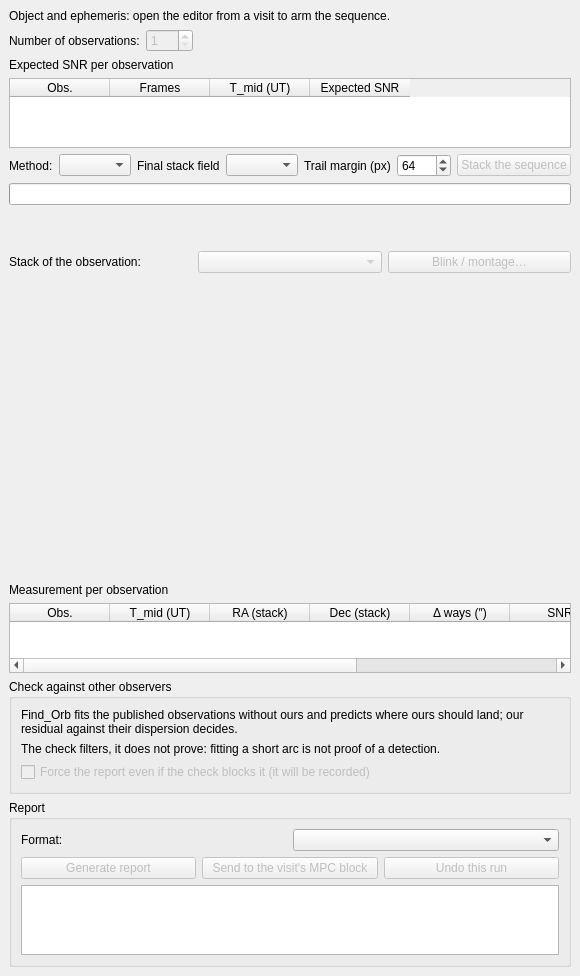
Before: the Qt Designer form nightscribe/gui/ui/ufe_trackstack_tab.ui in irydeo/nightscribe, drawn with Qt 5.
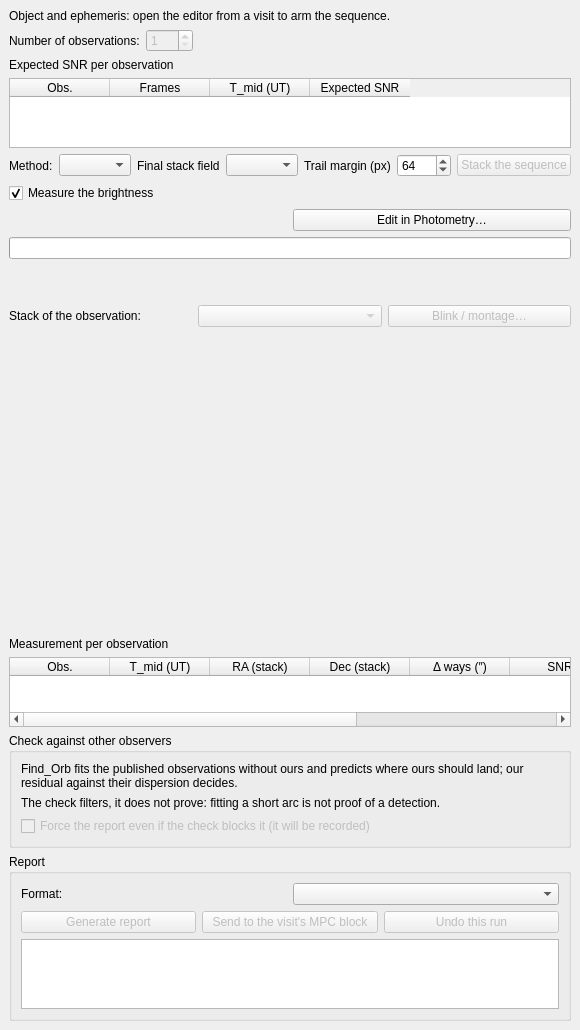
After: the same form once the commit is applied.

Commit message: feat(astrometry): the brightness, measured on the stacks and with the observer's recipe

Patch:
```diff
--- a/nightscribe/gui/ui/ufe_trackstack_tab.ui
+++ b/nightscribe/gui/ui/ufe_trackstack_tab.ui
@@ -119,6 +119,46 @@
      </item>
     </layout>
    </item>
+   <item>
+    <layout class="QHBoxLayout" name="row_brightness">
+     <item>
+      <widget class="QCheckBox" name="chk_brightness">
+       <property name="checked"><bool>true</bool></property>
+       <property name="text"><string>Measure the brightness</string></property>
+       <property name="toolTip">
+        <string>Measures each observation's magnitude on the stacks: the object on its own stack, where its light is concentrated, and the comparison stars on a second stack aligned on the stars, because on the object's stack they are streaks and a streak calibrates nothing. It costs one more stacking pass; without it the run reports positions only and says so</string>
+       </property>
+      </widget>
+     </item>
+     <item>
+      <spacer name="hsp_brightness">
+       <property name="orientation"><enum>Qt::Horizontal</enum></property>
+       <property name="sizeHint" stdset="0"><size><width>40</width><height>20</height></size></property>
+      </spacer>
+     </item>
+    </layout>
+   </item>
+   <item>
+    <layout class="QHBoxLayout" name="row_recipe">
+     <item>
+      <widget class="QLabel" name="lbl_recipe">
+       <property name="text"><string/></property>
+       <property name="wordWrap"><bool>true</bool></property>
+       <property name="toolTip">
+        <string>The recipe the brightness is measured with, read live from the Photometry tab: the apertures, the sky method, the centroid and the colour term are edited there and nowhere else, so the app has one editor and the numbers cannot drift apart</string>
+       </property>
+      </widget>
+     </item>
+     <item>
+      <widget class="QPushButton" name="btn_recipe">
+       <property name="text"><string>Edit in Photometry…</string></property>
+       <property name="toolTip">
+        <string>Takes you to the Photometry tab, where the recipe lives. Come back and the line on the left shows what changed</string>
+       </property>
+      </widget>
+     </item>
+    </layout>
+   </item>
    <item>
     <widget class="QProgressBar" name="prg_stack">
      <property name="visible"><bool>false</bool></property>
```
The commit also changes 8 other files.
